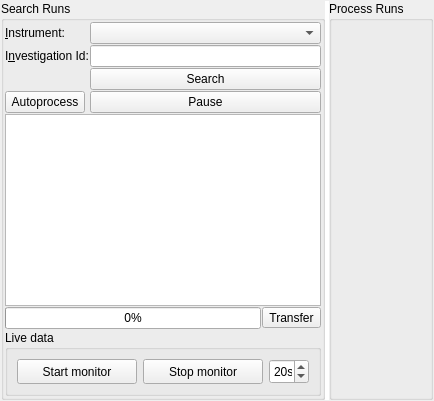
This is qt/scientific_interfaces/ISISReflectometry/GUI/Runs/RunsWidget.ui in mantidproject/mantid as Qt 5 draws it before an edit. The edited form follows.
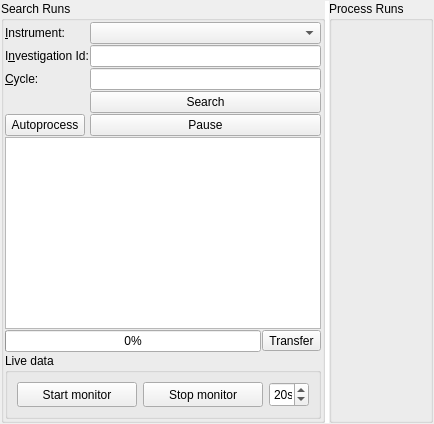
This is the edited form.

Commit message:
Add cycle input box to UI file
Re #26897

```diff
--- a/qt/scientific_interfaces/ISISReflectometry/GUI/Runs/RunsWidget.ui
+++ b/qt/scientific_interfaces/ISISReflectometry/GUI/Runs/RunsWidget.ui
@@ -139,7 +139,51 @@
            </property>
           </widget>
          </item>
+         <item row="2" column="0">
+          <widget class="QLabel" name="labelCycle">
+           <property name="sizePolicy">
+            <sizepolicy hsizetype="Minimum" vsizetype="Preferred">
+             <horstretch>0</horstretch>
+             <verstretch>0</verstretch>
+            </sizepolicy>
+           </property>
+           <property name="text">
+            <string>&amp;Cycle:</string>
+           </property>
+           <property name="buddy">
+            <cstring>textCycle</cstring>
+           </property>
+          </widget>
+         </item>
          <item row="2" column="1">
+          <widget class="QLineEdit" name="textCycle">
+           <property name="sizePolicy">
+            <sizepolicy hsizetype="Expanding" vsizetype="Fixed">
+             <horstretch>0</horstretch>
+             <verstretch>0</verstretch>
+            </sizepolicy>
+           </property>
+           <property name="minimumSize">
+            <size>
+             <width>40</width>
+             <height>0</height>
+            </size>
+           </property>
+           <property name="toolTip">
+            <string>The cycle the investigation is in e.g. 19_4. If provided, this avoids requiring an ICat login and uses journal search instead.</string>
+           </property>
+           <property name="whatsThis">
+            <string>Specifies the cycle that you are searching for runs from, e.g. 19_4. If this is provided, then the search will use the journal files, which is the most reliable method. If omitted, the search will use ICat instead. This requires an ICat login and can be less reliable, so we recommend that you always provide the cycle if it is known.</string>
+           </property>
+           <property name="inputMethodHints">
+            <set>Qt::ImhDigitsOnly</set>
+           </property>
+           <property name="cursorPosition">
+            <number>0</number>
+           </property>
+          </widget>
+         </item>
+         <item row="3" column="1">
           <widget class="QPushButton" name="buttonSearch">
            <property name="sizePolicy">
             <sizepolicy hsizetype="Preferred" vsizetype="Preferred">
@@ -158,7 +202,7 @@
            </property>
           </widget>
          </item>
-         <item row="3" column="0">
+         <item row="4" column="0">
           <widget class="QPushButton" name="buttonAutoreduce">
            <property name="sizePolicy">
             <sizepolicy hsizetype="Preferred" vsizetype="Preferred">
@@ -177,7 +221,7 @@
            </property>
           </widget>
          </item>
-         <item row="3" column="1">
+         <item row="4" column="1">
           <widget class="QPushButton" name="buttonAutoreducePause">
            <property name="sizePolicy">
             <sizepolicy hsizetype="Preferred" vsizetype="Preferred">
```
Left out of the diff: 16 changed lines with no effect on the pictures. The commit also changes 3 other files.
